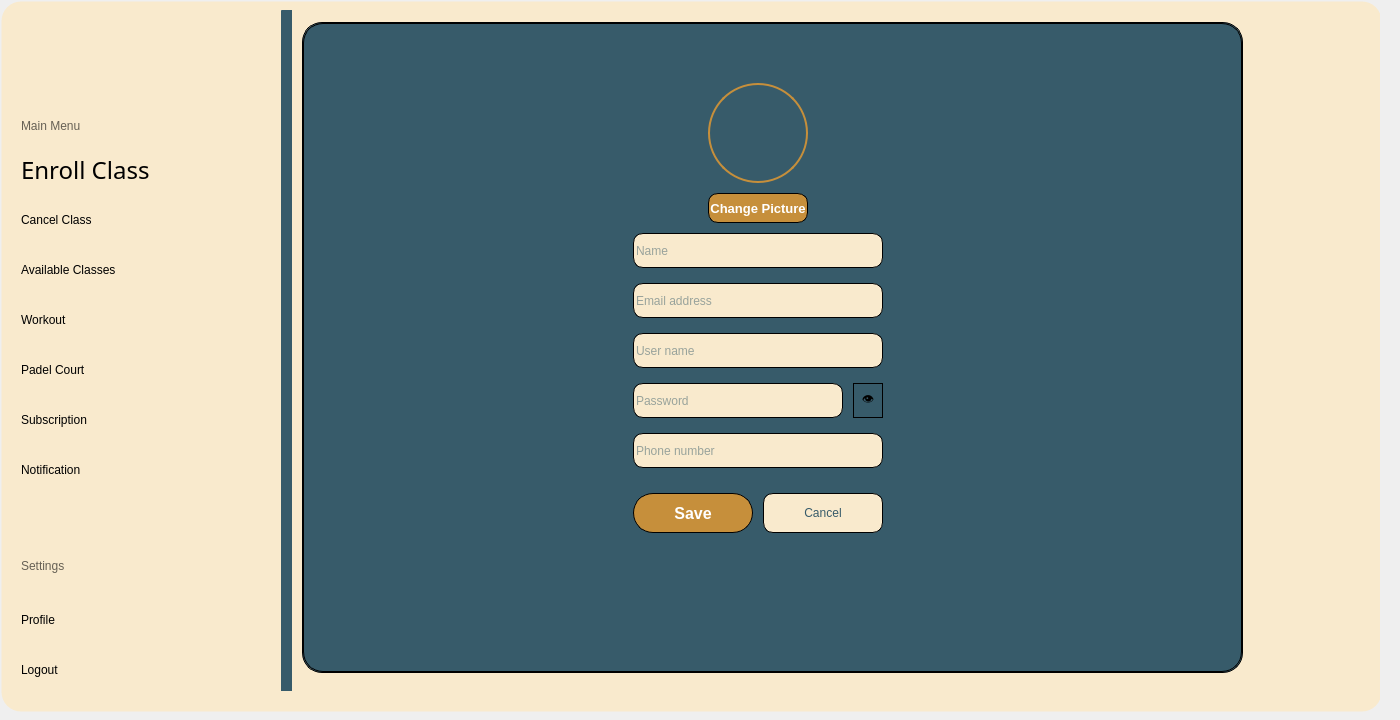
Before: the Qt Designer form mainwindow.ui in YousefElbooz/FullGymProject, drawn with Qt 5.
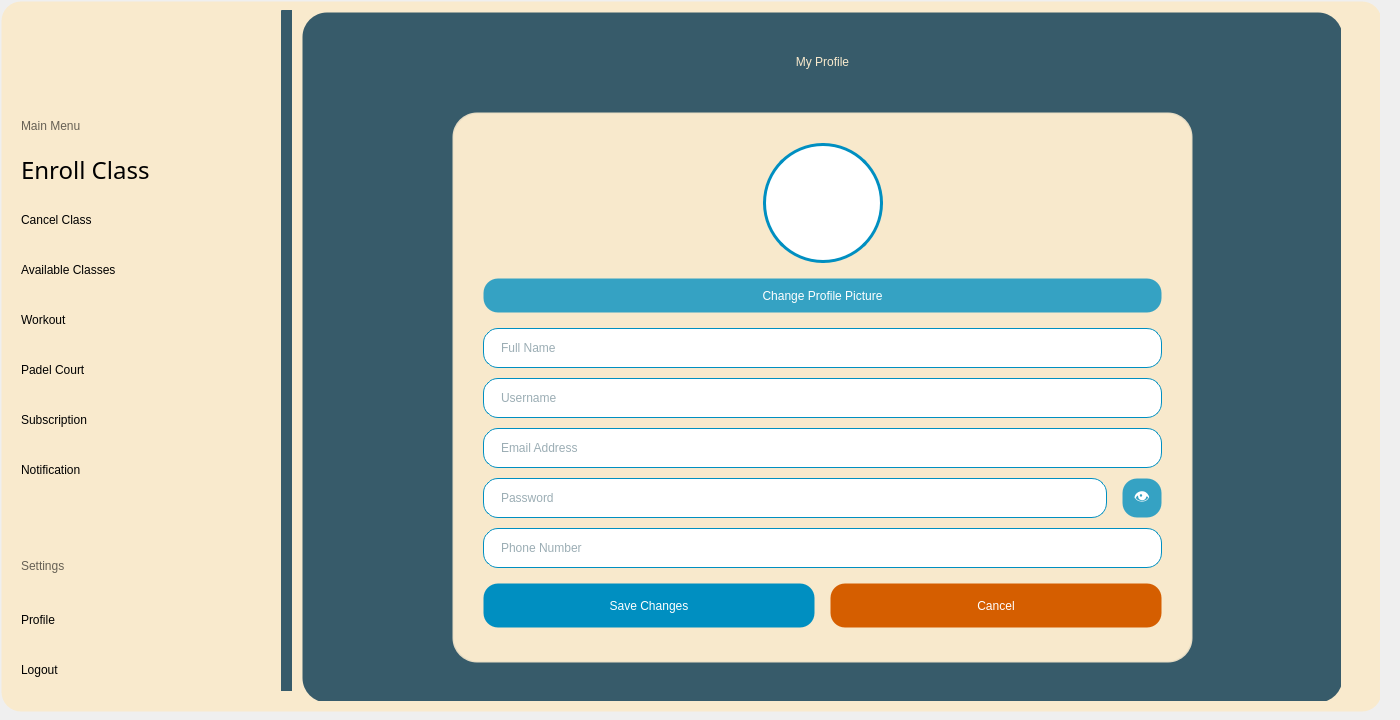
After: the same form once the commit is applied. The open tabs and pages were chosen to show the change. Icons and pictures are not drawn.

Diff of the .ui file:
```diff
--- a/mainwindow.ui
+++ b/mainwindow.ui
@@ -5049,26 +5049,45 @@
         <widget class="QWidget" name="widget_28" native="true">
          <property name="geometry">
           <rect>
-           <x>-10</x>
+           <x>0</x>
            <y>0</y>
-           <width>981</width>
+           <width>1041</width>
            <height>691</height>
           </rect>
          </property>
+         <property name="styleSheet">
+          <string notr="true">background-color: rgb(55, 91, 106);border-radius: 25px;</string>
+         </property>
+         <widget class="QLabel" name="profileTitleLabel">
+          <property name="geometry">
+           <rect>
+            <x>0</x>
+            <y>20</y>
+            <width>1041</width>
+            <height>60</height>
+           </rect>
+          </property>
+          <property name="styleSheet">
+           <string notr="true">color: rgb(249, 234, 205);background-color: transparent;font: 36pt &quot;Yeasty Flavors&quot;;</string>
+          </property>
+          <property name="text">
+           <string>My Profile</string>
+          </property>
+          <property name="alignment">
+           <set>Qt::AlignmentFlag::AlignCenter</set>
+          </property>
+         </widget>
          <widget class="QStackedWidget" name="stackedWidgetProfile">
           <property name="geometry">
            <rect>
-            <x>10</x>
-            <y>10</y>
-            <width>941</width>
-            <height>651</height>
+            <x>150</x>
+            <y>100</y>
+            <width>741</width>
+            <height>551</height>
            </rect>
           </property>
           <property name="styleSheet">
-           <string notr="true">background-color: rgb(55, 91, 106);
-border:1px solid;
-border-radius:20px;
-padding:0px;</string>
+           <string notr="true">background-color: rgba(249, 234, 205, 230);border-radius: 25px;</string>
           </property>
           <property name="currentIndex">
            <number>0</number>
@@ -5156,120 +5175,160 @@
            </widget>
           </widget>
           <widget class="QWidget" name="editProfilePage">
-           <property name="styleSheet">
-            <string notr="true">pading:0px;</string>
-           </property>
+           <layout class="QVBoxLayout" name="verticalLayout_editProfile">
+            <property name="spacing">
+             <number>15</number>
+            </property>
+            <property name="leftMargin">
+             <number>30</number>
+            </property>
+            <property name="topMargin">
+             <number>30</number>
+            </property>
+            <property name="rightMargin">
+             <number>30</number>
+            </property>
+            <property name="bottomMargin">
+             <number>30</number>
+            </property>
+            <item>
+             <layout class="QHBoxLayout" name="editProfilePicLayout">
+              <item>
+               <spacer name="horizontalSpacer_editLeft">
+                <property name="orientation">
+                 <enum>Qt::Orientation::Horizontal</enum>
+                </property>
+                <property name="sizeHint" stdset="0">
+                 <size>
+                  <width>40</width>
+                  <height>20</height>
+                 </size>
+                </property>
+               </spacer>
+              </item>
+              <item>
            <widget class="QLabel" name="labelEditProfilePic">
-            <property name="geometry">
-             <rect>
-              <x>405</x>
-              <y>60</y>
-              <width>100</width>
-              <height>100</height>
-             </rect>
+                <property name="minimumSize">
+                 <size>
+                  <width>120</width>
+                  <height>120</height>
+                 </size>
+                </property>
+                <property name="maximumSize">
+                 <size>
+                  <width>120</width>
+                  <height>120</height>
+                 </size>
             </property>
             <property name="styleSheet">
-             <string notr="true">border-radius:50px; border:2px solid #c68f3b;</string>
+                 <string notr="true">border-radius: 60px;border: 3px solid #008FC1;background-color: white;</string>
             </property>
             <property name="alignment">
              <set>Qt::AlignmentFlag::AlignCenter</set>
             </property>
            </widget>
+              </item>
+              <item>
+               <spacer name="horizontalSpacer_editRight">
+                <property name="orientation">
+                 <enum>Qt::Orientation::Horizontal</enum>
+                </property>
+                <property name="sizeHint" stdset="0">
+                 <size>
+                  <width>40</width>
+                  <height>20</height>
+                 </size>
+                </property>
+               </spacer>
+              </item>
+             </layout>
+            </item>
+            <item>
+             <widget class="QPushButton" name="btnChangeProfilePic">
+              <property name="minimumSize">
+               <size>
+                <width>0</width>
+                <height>35</height>
+               </size>
+              </property>
+              <property name="styleSheet">
+               <string notr="true">QPushButton {background-color: rgba(0, 143, 193, 200);color: white;border-radius: 15px;padding: 5px;font: bold 12pt &quot;Yeasty Flavors&quot;;}QPushButton:hover {background-color: #008FC1;}QPushButton:pressed {background-color: #006F91;}</string>
+              </property>
+              <property name="text">
+               <string>Change Profile Picture</string>
+              </property>
+              <property name="icon">
+               <iconset>
+                <normaloff>:/img/images/camera.png</normaloff>:/img/images/camera.png</iconset>
+              </property>
+             </widget>
+            </item>
+            <item>
+             <layout class="QGridLayout" name="editFormLayout">
+              <property name="horizontalSpacing">
+               <number>15</number>
+              </property>
+              <property name="verticalSpacing">
+               <number>10</number>
+              </property>
+              <item row="0" column="0" colspan="2">
            <widget class="QLineEdit" name="editName">
-            <property name="geometry">
-             <rect>
-              <x>330</x>
-              <y>210</y>
-              <width>250</width>
-              <height>35</height>
-             </rect>
+                <property name="minimumSize">
+                 <size>
+                  <width>0</width>
+                  <height>40</height>
+                 </size>
             </property>
             <property name="styleSheet">
-             <string notr="true">QLineEdit {
-    background-color: rgb(249, 234, 205);
-    color: rgb(55, 91, 106);
-    border-radius: 10px;
-    font: bold 12pt &quot;Yeasty Flavors&quot;;
-}
-QLineEdit:hover {
-    background-color: rgb(198, 143, 59);
-    color: white;
-}</string>
+                 <string notr="true">QLineEdit {background-color: white;color: rgb(55, 91, 106);border-radius: 15px;border: 1px solid #008FC1;padding: 5px 15px;font: bold 14pt &quot;Yeasty Flavors&quot;;}QLineEdit:focus {border: 2px solid #008FC1;}</string>
             </property>
             <property name="placeholderText">
-             <string>Name</string>
-            </property>
-           </widget>
-           <widget class="QLineEdit" name="editEmail">
-            <property name="geometry">
-             <rect>
-              <x>330</x>
-              <y>260</y>
-              <width>250</width>
-              <height>35</height>
-             </rect>
-            </property>
-            <property name="styleSheet">
-             <string notr="true">QLineEdit {
-    background-color: rgb(249, 234, 205);
-    color: rgb(55, 91, 106);
-    border-radius: 10px;
-    font: bold 12pt &quot;Yeasty Flavors&quot;;
-}
-QLineEdit:hover {
-    background-color: rgb(198, 143, 59);
-    color: white;
-}</string>
-            </property>
-            <property name="placeholderText">
-             <string>Email address</string>
-            </property>
-           </widget>
+                 <string>Full Name</string>
+                </property>
+               </widget>
+              </item>
+              <item row="1" column="0" colspan="2">
            <widget class="QLineEdit" name="editUsername">
-            <property name="geometry">
-             <rect>
-              <x>330</x>
-              <y>310</y>
-              <width>250</width>
-              <height>35</height>
-             </rect>
+                <property name="minimumSize">
+                 <size>
+                  <width>0</width>
+                  <height>40</height>
+                 </size>
             </property>
             <property name="styleSheet">
-             <string notr="true">QLineEdit {
-    background-color: rgb(249, 234, 205);
-    color: rgb(55, 91, 106);
-    border-radius: 10px;
-    font: bold 12pt &quot;Yeasty Flavors&quot;;
-}
-QLineEdit:hover {
-    background-color: rgb(198, 143, 59);
-    color: white;
-}</string>
+                 <string notr="true">QLineEdit {background-color: white;color: rgb(55, 91, 106);border-radius: 15px;border: 1px solid #008FC1;padding: 5px 15px;font: bold 14pt &quot;Yeasty Flavors&quot;;}QLineEdit:focus {border: 2px solid #008FC1;}</string>
             </property>
             <property name="placeholderText">
-             <string>User name</string>
-            </property>
-           </widget>
+                 <string>Username</string>
+                </property>
+               </widget>
+              </item>
+              <item row="2" column="0" colspan="2">
+               <widget class="QLineEdit" name="editEmail">
+                <property name="minimumSize">
+                 <size>
+                  <width>0</width>
+                  <height>40</height>
+                 </size>
+                </property>
+                <property name="styleSheet">
+                 <string notr="true">QLineEdit {background-color: white;color: rgb(55, 91, 106);border-radius: 15px;border: 1px solid #008FC1;padding: 5px 15px;font: bold 14pt &quot;Yeasty Flavors&quot;;}QLineEdit:focus {border: 2px solid #008FC1;}</string>
+                </property>
+                <property name="placeholderText">
+                 <string>Email Address</string>
+                </property>
+               </widget>
+              </item>
+              <item row="3" column="0">
            <widget class="QLineEdit" name="editPassword">
-            <property name="geometry">
-             <rect>
-              <x>330</x>
-              <y>360</y>
-              <width>210</width>
-              <height>35</height>
-             </rect>
+                <property name="minimumSize">
+                 <size>
+                  <width>0</width>
+                  <height>40</height>
+                 </size>
             </property>
             <property name="styleSheet">
-             <string notr="true">QLineEdit {
-    background-color: rgb(249, 234, 205);
-    color: rgb(55, 91, 106);
-    border-radius: 10px;
-    font: bold 12pt &quot;Yeasty Flavors&quot;;
-}
-QLineEdit:hover {
-    background-color: rgb(198, 143, 59);
-    color: white;
-}</string>
+                 <string notr="true">QLineEdit {background-color: white;color: rgb(55, 91, 106);border-radius: 15px;border: 1px solid #008FC1;padding: 5px 15px;font: bold 14pt &quot;Yeasty Flavors&quot;;}QLineEdit:focus {border: 2px solid #008FC1;}</string>
             </property>
             <property name="echoMode">
              <enum>QLineEdit::EchoMode::Password</enum>
@@ -5278,101 +5337,98 @@
              <string>Password</string>
             </property>
            </widget>
+              </item>
+              <item row="3" column="1">
            <widget class="QToolButton" name="btnTogglePassword">
-            <property name="geometry">
-             <rect>
-              <x>550</x>
-              <y>360</y>
-              <width>30</width>
-              <height>35</height>
-             </rect>
+                <property name="minimumSize">
+                 <size>
+                  <width>40</width>
+                  <height>40</height>
+                 </size>
+                </property>
+                <property name="styleSheet">
+                 <string notr="true">QToolButton {background-color: rgba(0, 143, 193, 200);color: white;border-radius: 15px;font-size: 16px;}QToolButton:hover {background-color: #008FC1;}</string>
             </property>
             <property name="text">
              <string>👁</string>
             </property>
            </widget>
+              </item>
+              <item row="4" column="0" colspan="2">
            <widget class="QLineEdit" name="editPhone">
-            <property name="geometry">
-             <rect>
-              <x>330</x>
-              <y>410</y>
-              <width>250</width>
-              <height>35</height>
-             </rect>
+                <property name="minimumSize">
+                 <size>
+                  <width>0</width>
+                  <height>40</height>
+                 </size>
             </property>
             <property name="styleSheet">
-             <string notr="true">QLineEdit {
-    background-color: rgb(249, 234, 205);
-    color: rgb(55, 91, 106);
-    border-radius: 10px;
-    font: bold 12pt &quot;Yeasty Flavors&quot;;
-}
-QLineEdit:hover {
-    background-color: rgb(198, 143, 59);
-    color: white;
-}</string>
+                 <string notr="true">QLineEdit {background-color: white;color: rgb(55, 91, 106);border-radius: 15px;border: 1px solid #008FC1;padding: 5px 15px;font: bold 14pt &quot;Yeasty Flavors&quot;;}QLineEdit:focus {border: 2px solid #008FC1;}</string>
             </property>
             <property name="placeholderText">
-             <string>Phone number</string>
-            </property>
-           </widget>
+                 <string>Phone Number</string>
+                </property>
+               </widget>
+              </item>
+             </layout>
+            </item>
+            <item>
+             <layout class="QHBoxLayout" name="buttonsLayout">
+              <item>
            <widget class="QPushButton" name="btnSaveProfile">
-            <property name="geometry">
-             <rect>
-              <x>330</x>
-              <y>470</y>
-              <width>120</width>
-              <height>40</height>
-             </rect>
+                <property name="minimumSize">
+                 <size>
+                  <width>0</width>
+                  <height>45</height>
+                 </size>
             </property>
             <property name="styleSheet">
-             <string notr="true">background-color:#c68f3b; color:white; border-radius:20px; font: 12pt; font-weight:bold;</string>
+                 <string notr="true">QPushButton {background-color: #008FC1;color: white;border-radius: 15px;padding: 10px;font: bold 16pt &quot;Yeasty Flavors&quot;;}QPushButton:hover {background-color: #006F91;}QPushButton:pressed {background-color: #004F71;}</string>
             </property>
             <property name="text">
-             <string>Save</string>
-            </property>
-           </widget>
+                 <string>Save Changes</string>
+                </property>
+                <property name="icon">
+                 <iconset>
+                  <normaloff>:/img/images/save.png</normaloff>:/img/images/save.png</iconset>
+                </property>
+                <property name="iconSize">
+                 <size>
+                  <width>20</width>
+                  <height>20</height>
+                 </size>
+                </property>
+               </widget>
+              </item>
+              <item>
            <widget class="QPushButton" name="btnCancelEdit">
-            <property name="geometry">
-             <rect>
-              <x>460</x>
-              <y>470</y>
-              <width>120</width>
-              <height>40</height>
-             </rect>
+                <property name="minimumSize">
+                 <size>
+                  <width>0</width>
+                  <height>45</height>
+                 </size>
             </property>
             <property name="styleSheet">
-             <string notr="true">QPushButton {
-    background-color: rgb(249, 234, 205);
-    color: rgb(55, 91, 106);
-    border-radius: 10px;
-    font: bold 12pt &quot;Yeasty Flavors&quot;;
-}
-QPushButton:hover {
-    background-color: rgb(198, 143, 59);
-    color: white;
-}</string>
+                 <string notr="true">QPushButton {background-color: #D55E00;color: white;border-radius: 15px;padding: 10px;font: bold 16pt &quot;Yeasty Flavors&quot;;}QPushButton:hover {background-color: #A84700;}QPushButton:pressed {background-color: #7C3500;}</string>
             </property>
             <property name="text">
              <string>Cancel</string>
             </property>
-           </widget>
-           <widget class="QPushButton" name="btnChangeProfilePic">
-            <property name="geometry">
-             <rect>
-              <x>405</x>
-              <y>170</y>
-              <width>100</width>
-              <height>30</height>
-             </rect>
-            </property>
-            <property name="styleSheet">
-             <string notr="true">background-color:#c68f3b; color:white; border-radius:10px; font: 10pt; font-weight:bold;</string>
-            </property>
-            <property name="text">
-             <string>Change Picture</string>
-            </property>
-           </widget>
+                <property name="icon">
+                 <iconset>
+                  <normaloff>:/img/images/cancel.png</normaloff>:/img/images/cancel.png</iconset>
+                </property>
+                <property name="iconSize">
+                 <size>
+                  <width>20</width>
+                  <height>20</height>
+                 </size>
+                </property>
+               </widget>
+              </item>
+             </layout>
+            </item>
+           </layout>
           </widget>
          </widget>
         </widget>
```
Left out of the diff: 1270 changed lines with no effect on the pictures. Lines whose indentation alone changed are shown as unchanged.
